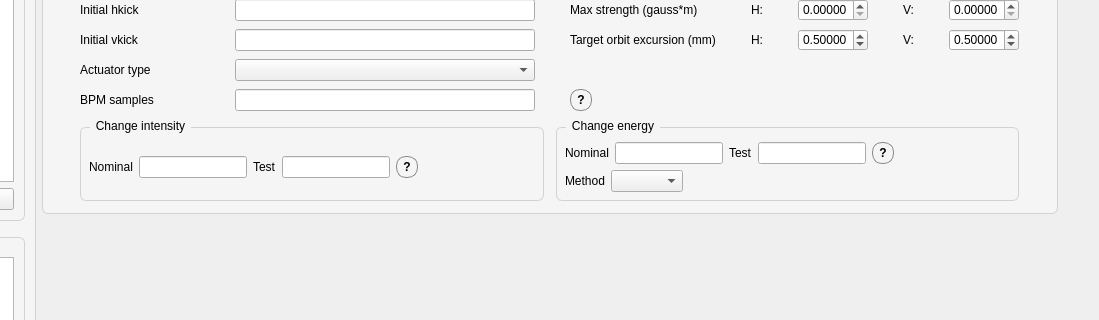
First picture: the form in system_identification/UI files/SysID_GUI.ui, repository flight-simulator-framework/system-identification, before the edit; both pictures show x 280 to 1379 and y 147 to 467 of the 1512 by 782 pixel window.
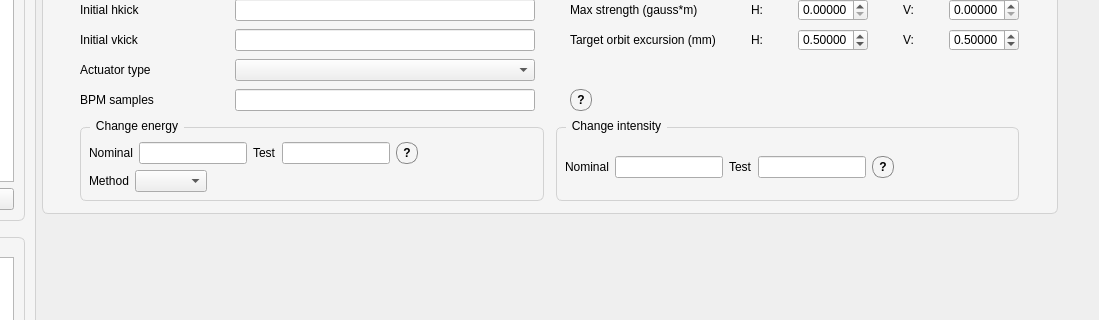
Second picture: the form after the edit.

Commit message: Implement 'Preview simulation' on the real machine, that allows the users to see if the chosen paramaters for correction make sense. On the start of BBA, RFT model of the interface is updated with quadrupole and corrector currents + energy change for change_energy method is used the same way.

```diff
--- a/system_identification/UI files/SysID_GUI.ui
+++ b/system_identification/UI files/SysID_GUI.ui
@@ -784,87 +784,6 @@
                    <property name="topMargin"><number>0</number></property>
                    <property name="rightMargin"><number>0</number></property>
                    <property name="bottomMargin"><number>0</number></property>
-                   <item>
-                    <widget class="QGroupBox" name="intensity_change_group">
-                     <property name="title"><string>Change intensity</string></property>
-                     <layout class="QHBoxLayout" name="intensity_change_values_layout">
-                      <property name="spacing"><number>6</number></property>
-                      <property name="leftMargin"><number>8</number></property>
-                      <property name="topMargin"><number>8</number></property>
-                      <property name="rightMargin"><number>8</number></property>
-                      <property name="bottomMargin"><number>8</number></property>
-                      <item>
-                       <widget class="QWidget" name="intensity_nominal_container">
-                        <layout class="QHBoxLayout" name="intensity_nominal_value_layout">
-                         <property name="spacing"><number>6</number></property>
-                         <property name="leftMargin"><number>0</number></property>
-                         <property name="topMargin"><number>0</number></property>
-                         <property name="rightMargin"><number>0</number></property>
-                         <property name="bottomMargin"><number>0</number></property>
-                         <item>
-                          <widget class="QLabel" name="intensity_nominal_label">
-                           <property name="text"><string>Nominal</string></property>
-                          </widget>
-                         </item>
-                         <item>
-                          <widget class="QLineEdit" name="intensity_nominal_input">
-                           <property name="maximumSize"><size><width>110</width><height>16777215</height></size></property>
-                          </widget>
-                         </item>
-                        </layout>
-                       </widget>
-                      </item>
-                      <item>
-                       <widget class="QWidget" name="intensity_test_container">
-                        <layout class="QHBoxLayout" name="intensity_test_value_layout">
-                         <property name="spacing"><number>6</number></property>
-                         <property name="leftMargin"><number>0</number></property>
-                         <property name="topMargin"><number>0</number></property>
-                         <property name="rightMargin"><number>0</number></property>
-                         <property name="bottomMargin"><number>0</number></property>
-                         <item>
-                          <widget class="QLabel" name="intensity_test_label">
-                           <property name="text"><string>Test</string></property>
-                          </widget>
-                         </item>
-                         <item>
-                          <widget class="QLineEdit" name="intensity_test_input">
-                           <property name="maximumSize"><size><width>110</width><height>16777215</height></size></property>
-                          </widget>
-                         </item>
-                        </layout>
-                       </widget>
-                      </item>
-                      <item>
-                       <widget class="QToolButton" name="intensity_change_tooltip">
-                        <property name="styleSheet">
-                         <string notr="true">QToolButton#intensity_change_tooltip {
-    border: 1px solid #888;
-    border-radius: 10px;
-    min-width: 20px;
-    max-width: 20px;
-    min-height: 20px;
-    max-height: 20px;
-    padding: 0px;
-    font-weight: bold;
-}
-QToolButton#intensity_change_tooltip:hover {
-    background-color: #e6e6e6;
-}</string>
-                        </property>
-                        <property name="text"><string>?</string></property>
-                       </widget>
-                      </item>
-                      <item>
-                       <spacer name="intensity_change_right_spacer">
-                        <property name="orientation"><enum>Qt::Horizontal</enum></property>
-                        <property name="sizeType"><enum>QSizePolicy::Expanding</enum></property>
-                        <property name="sizeHint" stdset="0"><size><width>0</width><height>20</height></size></property>
-                       </spacer>
-                      </item>
-                     </layout>
-                    </widget>
-                   </item>
                    <item>
                     <widget class="QGroupBox" name="energy_change_group">
                      <property name="title"><string>Change energy</string></property>
@@ -982,6 +901,87 @@
                      </layout>
                     </widget>
                    </item>
+                   <item>
+                    <widget class="QGroupBox" name="intensity_change_group">
+                     <property name="title"><string>Change intensity</string></property>
+                     <layout class="QHBoxLayout" name="intensity_change_values_layout">
+                      <property name="spacing"><number>6</number></property>
+                      <property name="leftMargin"><number>8</number></property>
+                      <property name="topMargin"><number>8</number></property>
+                      <property name="rightMargin"><number>8</number></property>
+                      <property name="bottomMargin"><number>8</number></property>
+                      <item>
+                       <widget class="QWidget" name="intensity_nominal_container">
+                        <layout class="QHBoxLayout" name="intensity_nominal_value_layout">
+                         <property name="spacing"><number>6</number></property>
+                         <property name="leftMargin"><number>0</number></property>
+                         <property name="topMargin"><number>0</number></property>
+                         <property name="rightMargin"><number>0</number></property>
+                         <property name="bottomMargin"><number>0</number></property>
+                         <item>
+                          <widget class="QLabel" name="intensity_nominal_label">
+                           <property name="text"><string>Nominal</string></property>
+                          </widget>
+                         </item>
+                         <item>
+                          <widget class="QLineEdit" name="intensity_nominal_input">
+                           <property name="maximumSize"><size><width>110</width><height>16777215</height></size></property>
+                          </widget>
+                         </item>
+                        </layout>
+                       </widget>
+                      </item>
+                      <item>
+                       <widget class="QWidget" name="intensity_test_container">
+                        <layout class="QHBoxLayout" name="intensity_test_value_layout">
+                         <property name="spacing"><number>6</number></property>
+                         <property name="leftMargin"><number>0</number></property>
+                         <property name="topMargin"><number>0</number></property>
+                         <property name="rightMargin"><number>0</number></property>
+                         <property name="bottomMargin"><number>0</number></property>
+                         <item>
+                          <widget class="QLabel" name="intensity_test_label">
+                           <property name="text"><string>Test</string></property>
+                          </widget>
+                         </item>
+                         <item>
+                          <widget class="QLineEdit" name="intensity_test_input">
+                           <property name="maximumSize"><size><width>110</width><height>16777215</height></size></property>
+                          </widget>
+                         </item>
+                        </layout>
+                       </widget>
+                      </item>
+                      <item>
+                       <widget class="QToolButton" name="intensity_change_tooltip">
+                        <property name="styleSheet">
+                         <string notr="true">QToolButton#intensity_change_tooltip {
+    border: 1px solid #888;
+    border-radius: 10px;
+    min-width: 20px;
+    max-width: 20px;
+    min-height: 20px;
+    max-height: 20px;
+    padding: 0px;
+    font-weight: bold;
+}
+QToolButton#intensity_change_tooltip:hover {
+    background-color: #e6e6e6;
+}</string>
+                        </property>
+                        <property name="text"><string>?</string></property>
+                       </widget>
+                      </item>
+                      <item>
+                       <spacer name="intensity_change_right_spacer">
+                        <property name="orientation"><enum>Qt::Horizontal</enum></property>
+                        <property name="sizeType"><enum>QSizePolicy::Expanding</enum></property>
+                        <property name="sizeHint" stdset="0"><size><width>0</width><height>20</height></size></property>
+                       </spacer>
+                      </item>
+                     </layout>
+                    </widget>
+                   </item>
                   </layout>
                  </item>
                 </layout>
```
